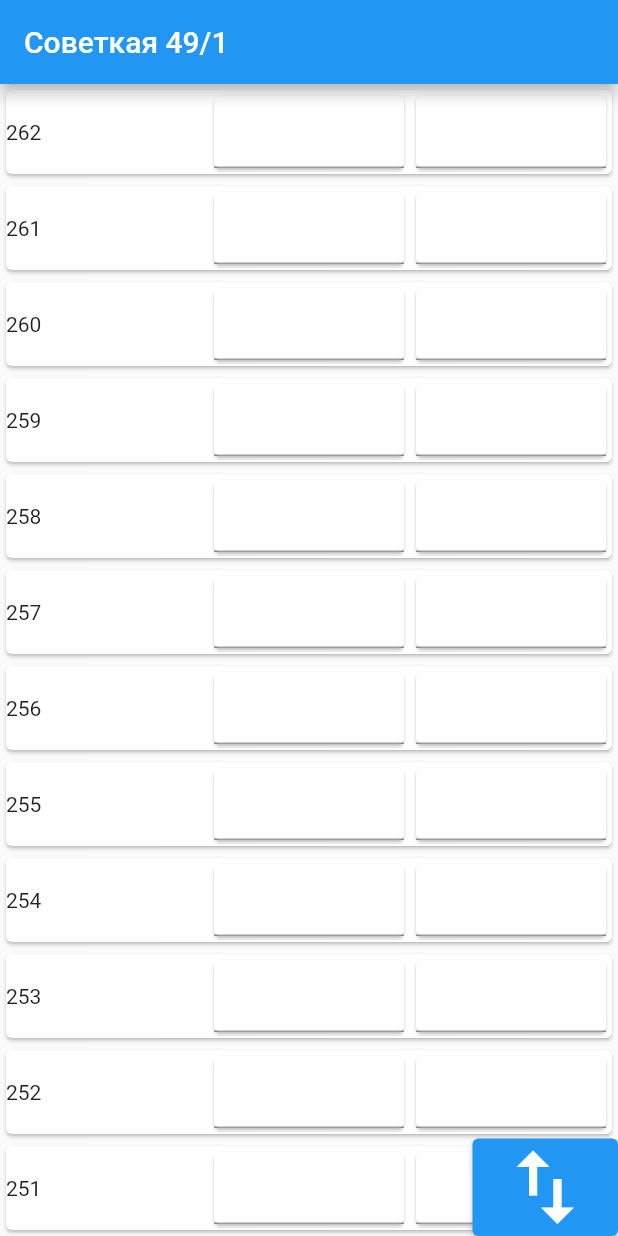
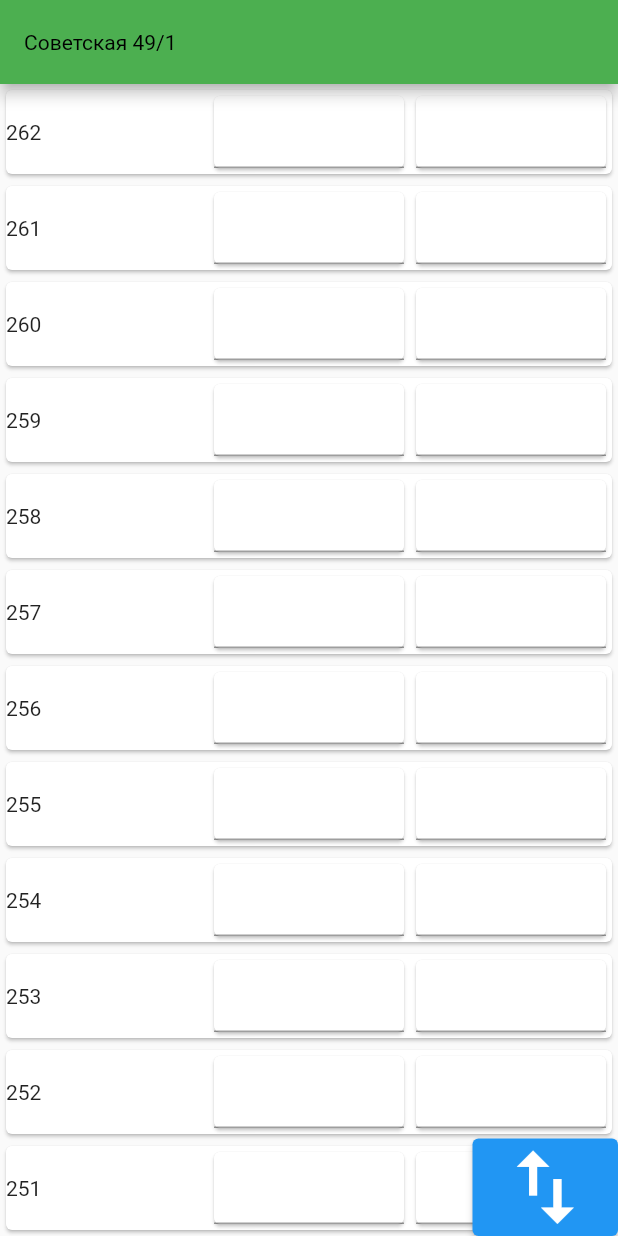
Before and after one commit to Miroxa99/CountersSAKS, a Flutter app: the screen it shows after launch, after a tap on the "import export" icon, on a phone screen of 412 x 824 dp. Run offline on Flutter 3.47's test engine with Material 2 defaults, Android fonts, the phone set to English and light mode, and no system bars; our stand-ins replace adaptive_theme.

Commit message:
Подключил локализацию и темы

```diff
--- a/lib/Pages/Houses/TestList.dart
+++ b/lib/Pages/Houses/TestList.dart
@@ -1,6 +1,7 @@
-import 'dart:html';
+import 'package:flutter_localizations/flutter_localizations.dart';
+import 'package:flutter/material.dart';
 
-import 'package:flutter/material.dart';
+import '../../generated/l10n.dart';
 
 class HomePage2 extends StatefulWidget {
   @override
@@ -14,7 +15,10 @@ class _HomePage2State extends State<HomePage2> {
   @override
   Widget build(BuildContext context) {
     return Scaffold(
-        appBar: AppBar(title: Text('Советкая 49/1')),
+        appBar: AppBar(
+          title: Text(S.of(context).app_bar_49),
+          titleTextStyle: TextStyle(color: Theme.of(context).primaryColor),
+        ),
         body: Container(
             child: Stack(
           alignment: AlignmentDirectional.bottomEnd,
@@ -41,7 +45,7 @@ class _HomePage2State extends State<HomePage2> {
                   });
                 },
                 child: Icon(Icons.import_export_sharp,
-                    semanticLabel: 'Сверхну-вниз', size: 65)),
+                    semanticLabel: S.of(context).reverse_button, size: 65)),
           ],
         )));
   }
--- /dev/null
+++ b/lib/l10n/intl_en.arb
@@ -0,0 +1,4 @@
+{
+"app_bar_49":"Советская 49/1",
+"reverse_button":"Сменить направление"
+}
--- /dev/null
+++ b/lib/l10n/intl_ru.arb
@@ -0,0 +1,4 @@
+{
+"app_bar_49":"Советская 49/1",
+"reverse_button":"Сменить направление"
+}
--- a/lib/main.dart
+++ b/lib/main.dart
@@ -1,12 +1,29 @@
-import 'package:countersapp/Pages/Houses/TestList.dart';
+import 'package:adaptive_theme/adaptive_theme.dart';
+import 'generated/l10n.dart';
+import 'package:flutter_localizations/flutter_localizations.dart';
+import 'package:countersapp/themes.dart';
 import 'package:flutter/material.dart';
 
+import 'package:countersapp/Pages/Houses/TestList.dart';
 import 'Pages/HomePage.dart';
 import 'Pages/Houses/Gorbatova47.dart';
 import 'Pages/Houses/Sovetskaya49.dart';
 
 void main() {
-  runApp(MaterialApp(
+  runApp(AdaptiveTheme(
+    light: kLightTheme,
+    dark: kDarkTheme,
+    initial: AdaptiveThemeMode.light,
+    builder: (light, dark) => MaterialApp(
+      theme: light,
+      darkTheme: dark,
+      localizationsDelegates: [
+        S.delegate,
+        GlobalMaterialLocalizations.delegate,
+        GlobalWidgetsLocalizations.delegate,
+        GlobalCupertinoLocalizations.delegate,
+      ],
+      supportedLocales: S.delegate.supportedLocales,
       initialRoute: '/',
       routes: {
         '/': (context) => HomePage2(),
@@ -16,5 +33,6 @@ void main() {
       },
       debugShowCheckedModeBanner: false,
       title: 'Счетчики САКС',
+    ),
   ));
 }
```
Also changed, not shown: lib/themes.dart (added, +7 -0 lines), pubspec.yaml (+8 -7 lines), lib/generated/intl/messages_all.dart (added), lib/generated/intl/messages_en.dart (added), lib/generated/intl/messages_ru.dart (added), lib/generated/l10n.dart (added), pubspec.lock, 1 other file. Lines whose indentation alone changed are shown as unchanged.
